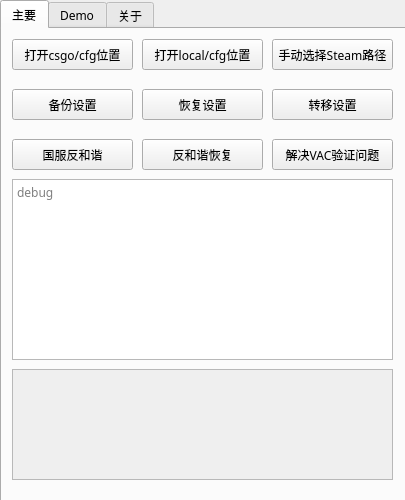
Old version of the form mainwindow.ui in the repository Purple-CSGO/CSGO-Toolbox-Qt.
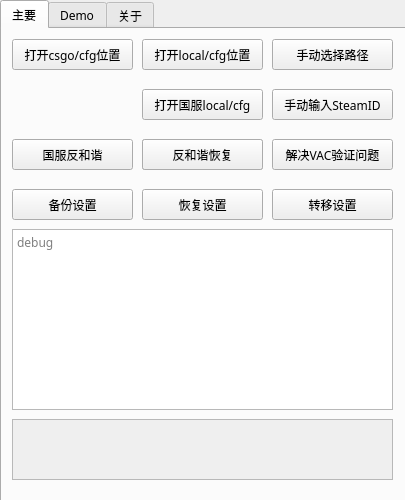
New version of the form.

Commit message: 路径获取调试完毕 下一步调试获取SteamID的代码 简易的利用debug文本框手动输入steamid功能已实现

What changed in the file:
```diff
--- a/mainwindow.ui
+++ b/mainwindow.ui
@@ -115,7 +115,7 @@
          <property name="geometry">
           <rect>
            <x>10</x>
-           <y>150</y>
+           <y>200</y>
            <width>381</width>
            <height>181</height>
           </rect>
@@ -131,9 +131,9 @@
          <property name="geometry">
           <rect>
            <x>10</x>
-           <y>340</y>
+           <y>390</y>
            <width>381</width>
-           <height>111</height>
+           <height>61</height>
           </rect>
          </property>
         </widget>
@@ -154,7 +154,7 @@
          <property name="geometry">
           <rect>
            <x>10</x>
-           <y>60</y>
+           <y>160</y>
            <width>121</width>
            <height>31</height>
           </rect>
@@ -180,7 +180,7 @@
          <property name="geometry">
           <rect>
            <x>140</x>
-           <y>60</y>
+           <y>160</y>
            <width>121</width>
            <height>31</height>
           </rect>
@@ -199,14 +199,14 @@
           </rect>
          </property>
          <property name="text">
-          <string>手动选择Steam路径</string>
+          <string>手动选择路径</string>
          </property>
         </widget>
         <widget class="QPushButton" name="transferSetting">
          <property name="geometry">
           <rect>
            <x>270</x>
-           <y>60</y>
+           <y>160</y>
            <width>121</width>
            <height>31</height>
           </rect>
@@ -254,6 +254,59 @@
           <string>解决VAC验证问题</string>
          </property>
         </widget>
+        <widget class="QPushButton" name="openCNlocalcfg">
+         <property name="geometry">
+          <rect>
+           <x>140</x>
+           <y>60</y>
+           <width>121</width>
+           <height>31</height>
+          </rect>
+         </property>
+         <property name="text">
+          <string>打开国服local/cfg</string>
+         </property>
+        </widget>
+        <widget class="QPushButton" name="ManualSteamID">
+         <property name="geometry">
+          <rect>
+           <x>270</x>
+           <y>60</y>
+           <width>121</width>
+           <height>31</height>
+          </rect>
+         </property>
+         <property name="text">
+          <string>手动输入SteamID</string>
+         </property>
+        </widget>
+        <widget class="QPushButton" name="antiHarmony_4">
+         <property name="geometry">
+          <rect>
+           <x>140</x>
+           <y>110</y>
+           <width>121</width>
+           <height>31</height>
+          </rect>
+         </property>
+         <property name="text">
+          <string>国服反和谐恢复</string>
+         </property>
+        </widget>
+        <zorder>debug</zorder>
+        <zorder>userdata</zorder>
+        <zorder>opencsgocfg</zorder>
+        <zorder>backupSetting</zorder>
+        <zorder>openlocalcfg</zorder>
+        <zorder>restoreSetting</zorder>
+        <zorder>manual</zorder>
+        <zorder>transferSetting</zorder>
+        <zorder>antiHarmony</zorder>
+        <zorder>solveVAC</zorder>
+        <zorder>openCNlocalcfg</zorder>
+        <zorder>ManualSteamID</zorder>
+        <zorder>antiHarmony_4</zorder>
+        <zorder>reloadHarmony</zorder>
        </widget>
        <widget class="QWidget" name="TabDemo">
         <property name="maximumSize">
```
The commit also changes 3 other files.
